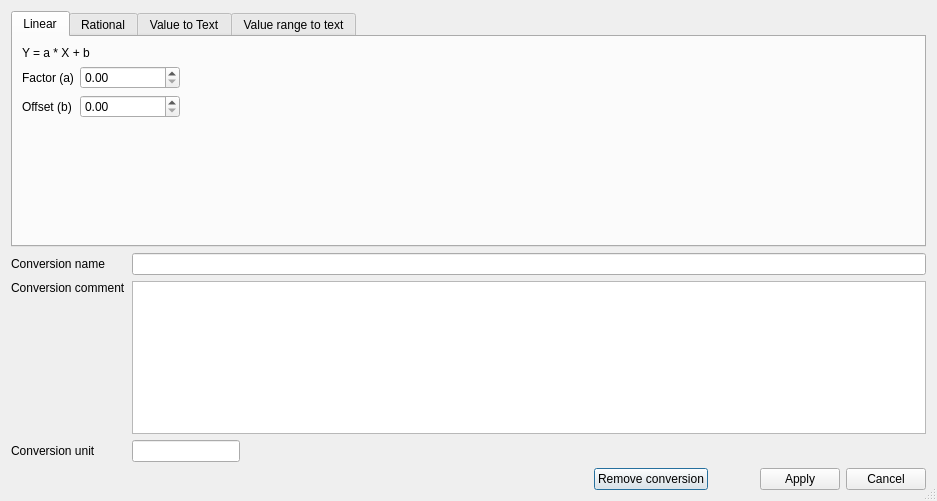
danielhrisca/asammdf, file asammdf/gui/ui/define_conversion_dialog.ui: the form before one commit.
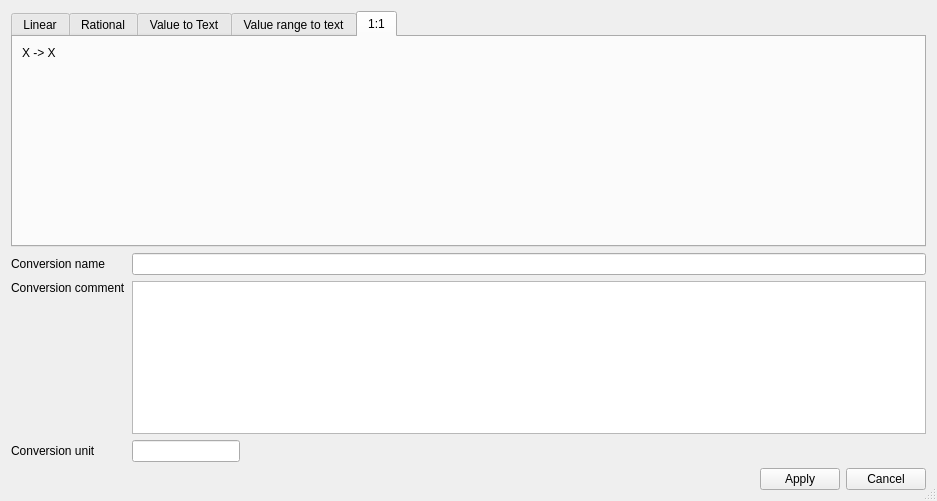
The form after the commit. The open tabs and pages were chosen to show the change. Icons and pictures are not drawn. Custom widgets are drawn as their Qt base class.

The edit to the form file:
```diff
--- a/asammdf/gui/ui/define_conversion_dialog.ui
+++ b/asammdf/gui/ui/define_conversion_dialog.ui
@@ -26,7 +26,7 @@
   <property name="sizeGripEnabled">
    <bool>true</bool>
   </property>
-  <layout class="QGridLayout" name="gridLayout" rowstretch="1,0,0,0,0,0" columnstretch="0,0,1,0,0,0,0">
+  <layout class="QGridLayout" name="gridLayout" rowstretch="1,0,0,0,0,0" columnstretch="0,0,1,0,0">
    <item row="1" column="0">
     <widget class="QLabel" name="label_7">
      <property name="text">
@@ -34,7 +34,7 @@
      </property>
     </widget>
    </item>
-   <item row="3" column="1" colspan="6">
+   <item row="3" column="1" colspan="4">
     <widget class="QPlainTextEdit" name="comment"/>
    </item>
    <item row="3" column="0">
@@ -47,14 +47,7 @@
      </property>
     </widget>
    </item>
-   <item row="5" column="3">
-    <widget class="QPushButton" name="remove_btn">
-     <property name="text">
-      <string>Remove conversion</string>
-     </property>
-    </widget>
-   </item>
-   <item row="0" column="0" colspan="7">
+   <item row="0" column="0" colspan="5">
     <widget class="QTabWidget" name="tabs">
      <property name="currentIndex">
       <number>0</number>
@@ -341,10 +334,37 @@
        </item>
       </layout>
      </widget>
+     <widget class="QWidget" name="tab_5">
+      <attribute name="title">
+       <string>1:1</string>
+      </attribute>
+      <layout class="QVBoxLayout" name="verticalLayout">
+       <item>
+        <widget class="QLabel" name="label_18">
+         <property name="text">
+          <string>X -&gt; X</string>
+         </property>
+        </widget>
+       </item>
+       <item>
+        <spacer name="verticalSpacer_5">
+         <property name="orientation">
+          <enum>Qt::Vertical</enum>
+         </property>
+         <property name="sizeHint" stdset="0">
+          <size>
+           <width>20</width>
+           <height>166</height>
+          </size>
+         </property>
+        </spacer>
+       </item>
+      </layout>
+     </widget>
     </widget>
    </item>
    <item row="5" column="2">
-    <spacer name="horizontalSpacer_7">
+    <spacer name="horizontalSpacer_4">
      <property name="orientation">
       <enum>Qt::Horizontal</enum>
      </property>
@@ -356,7 +376,7 @@
      </property>
     </spacer>
    </item>
-   <item row="5" column="6">
+   <item row="5" column="4">
     <widget class="QPushButton" name="cancel_btn">
      <property name="text">
       <string>Cancel</string>
@@ -370,7 +390,7 @@
      </property>
     </widget>
    </item>
-   <item row="1" column="1" colspan="6">
+   <item row="1" column="1" colspan="4">
     <widget class="QLineEdit" name="name">
      <property name="inputMask">
       <string/>
@@ -396,7 +416,7 @@
      </property>
     </spacer>
    </item>
-   <item row="5" column="5">
+   <item row="5" column="3">
     <widget class="QPushButton" name="apply_btn">
      <property name="text">
       <string>Apply</string>
@@ -410,19 +430,6 @@
      </property>
     </widget>
    </item>
-   <item row="5" column="4">
-    <spacer name="horizontalSpacer_4">
-     <property name="orientation">
-      <enum>Qt::Horizontal</enum>
-     </property>
-     <property name="sizeHint" stdset="0">
-      <size>
-       <width>40</width>
-       <height>20</height>
-      </size>
-     </property>
-    </spacer>
-   </item>
   </layout>
  </widget>
  <customwidgets>
```
Left out of the diff: 24 changed lines with no effect on the pictures.
